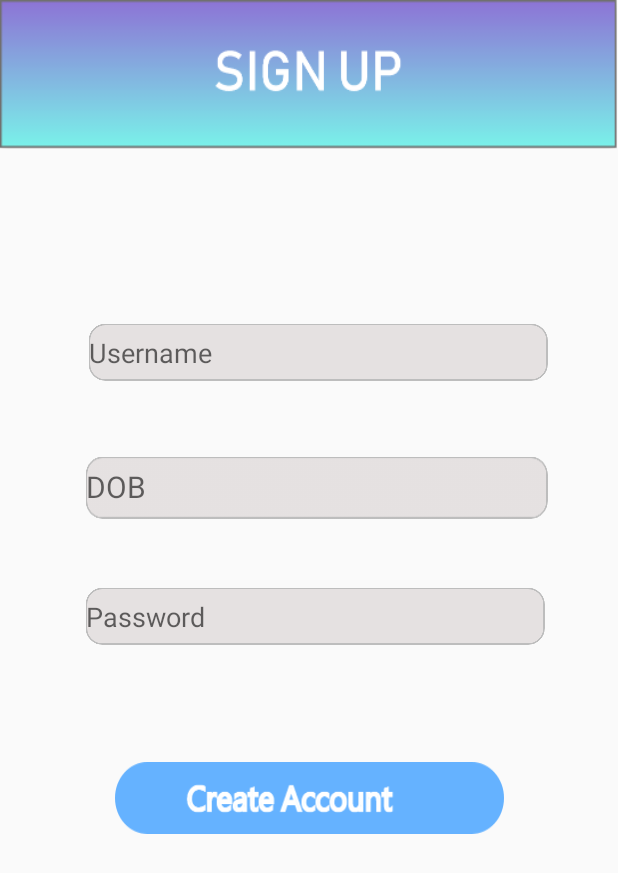
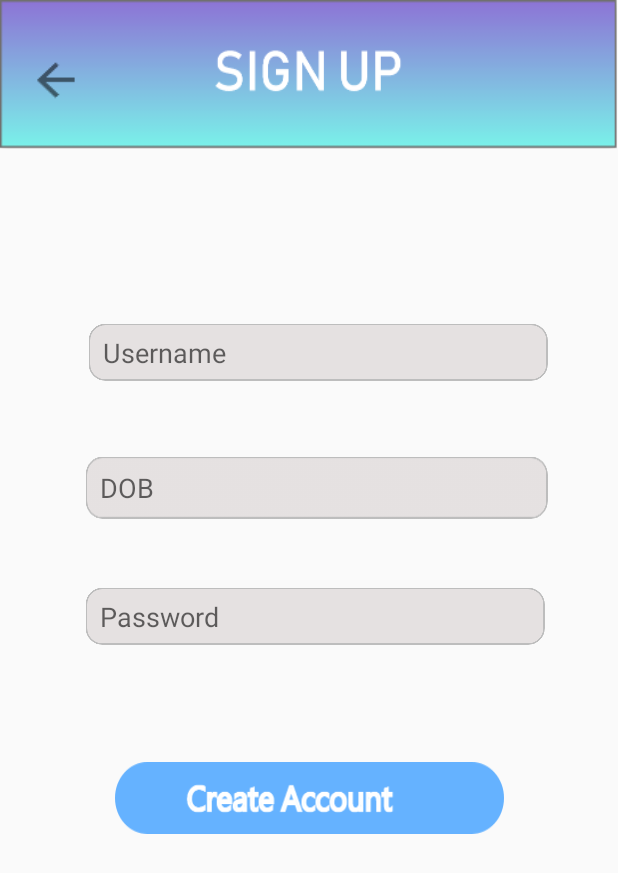
Before and after one commit to rutvij2811/ExpenseTracker, an Android app: the signup screen opened directly, with no data from a screen before it, on a phone screen of 412 x 824 dp. Shown: the top 873 px of the screen. Run offline under Robolectric (Android 15) with nearby library versions, the phone set to English and light mode, and no system bars; our stand-ins replace Firebase (no records; nobody signed in at launch, a user with empty details on screens opened directly); 3 statements that could not run were skipped.

Commit message:
Update activity_signup.xml
Added back button to signup activity

```diff
--- a/app/src/main/res/layout/activity_signup.xml
+++ b/app/src/main/res/layout/activity_signup.xml
@@ -19,6 +19,22 @@
         app:layout_constraintTop_toTopOf="parent"
         app:layout_constraintVertical_bias="0.0" />
 
+    <Button
+        android:id="@+id/back"
+        android:layout_width="37dp"
+        android:layout_height="35dp"
+        android:layout_marginStart="8dp"
+        android:layout_marginTop="8dp"
+        android:layout_marginEnd="8dp"
+        android:layout_marginBottom="8dp"
+        android:background="@drawable/set_back"
+        app:layout_constraintBottom_toBottomOf="parent"
+        app:layout_constraintEnd_toEndOf="parent"
+        app:layout_constraintHorizontal_bias="0.03"
+        app:layout_constraintStart_toStartOf="parent"
+        app:layout_constraintTop_toTopOf="parent"
+        app:layout_constraintVertical_bias="0.036" />
+
     <EditText
         android:id="@+id/username"
         android:layout_width="wrap_content"
@@ -29,8 +45,7 @@
         android:layout_marginBottom="8dp"
         android:background="@drawable/username1"
         android:ems="10"
-        android:hint="@string/username"
-        android:importantForAutofill="no"
+        android:hint="  Username"
         android:inputType="text"
         app:layout_constraintBottom_toBottomOf="parent"
         app:layout_constraintEnd_toEndOf="parent"
@@ -38,9 +53,9 @@
         app:layout_constraintStart_toStartOf="parent"
         app:layout_constraintTop_toTopOf="parent"
         app:layout_constraintVertical_bias="0.27"
-        tools:targetApi="o" />
+        android:importantForAutofill="no" tools:targetApi="o" />
 
-    <TextView
+    <EditText
         android:id="@+id/dob"
         android:layout_width="308dp"
         android:layout_height="41dp"
@@ -49,22 +64,19 @@
         android:layout_marginEnd="8dp"
         android:layout_marginBottom="8dp"
         android:background="@drawable/dob"
-        android:paddingTop="6dp"
-        android:textColor="#000"
         android:ems="10"
-        android:hint="@string/dob"
-        android:textSize="20sp"
-        android:importantForAutofill="no"
+        android:hint="  DOB"
+        android:inputType="date"
         app:layout_constraintBottom_toBottomOf="parent"
         app:layout_constraintEnd_toEndOf="parent"
         app:layout_constraintHorizontal_bias="0.563"
         app:layout_constraintStart_toStartOf="parent"
         app:layout_constraintTop_toTopOf="parent"
         app:layout_constraintVertical_bias="0.387"
-        tools:targetApi="o" />
+        android:importantForAutofill="no" tools:targetApi="o" />
 
     <EditText
-        android:id="@+id/pass"
+        android:id="@+id/password"
         android:layout_width="wrap_content"
         android:layout_height="wrap_content"
         android:layout_marginStart="8dp"
@@ -73,8 +85,7 @@
         android:layout_marginBottom="8dp"
         android:background="@drawable/password1"
         android:ems="10"
-        android:hint="@string/password"
-        android:importantForAutofill="no"
+        android:hint="  Password"
         android:inputType="textPassword"
         app:layout_constraintBottom_toBottomOf="parent"
         app:layout_constraintEnd_toEndOf="parent"
@@ -82,13 +93,12 @@
         app:layout_constraintStart_toStartOf="parent"
         app:layout_constraintTop_toTopOf="parent"
         app:layout_constraintVertical_bias="0.499"
-        tools:targetApi="o" />
+        android:importantForAutofill="no" tools:targetApi="o"/>
 
     <Button
-        android:id="@+id/createAcc"
+        android:id="@+id/create"
         android:layout_width="259dp"
         android:layout_height="wrap_content"
-
         android:layout_marginStart="8dp"
         android:layout_marginTop="8dp"
         android:layout_marginEnd="8dp"
@@ -100,6 +110,4 @@
         app:layout_constraintTop_toTopOf="parent"
         app:layout_constraintVertical_bias="0.658" />
 
-
-
 </android.support.constraint.ConstraintLayout>
```
